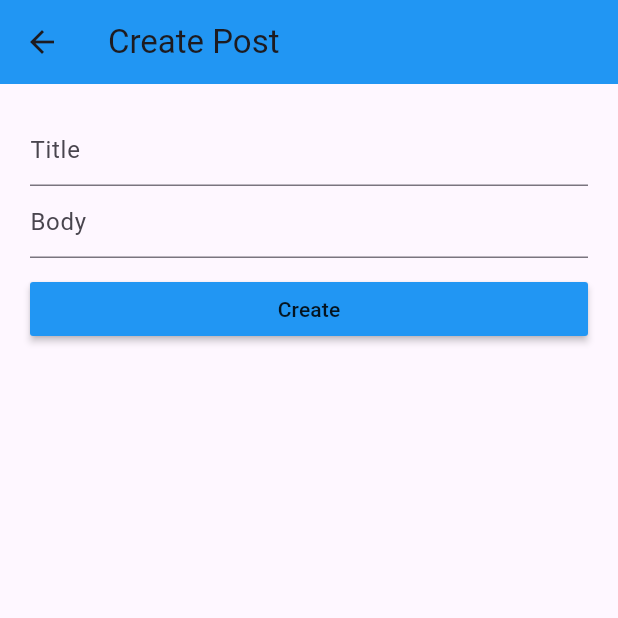
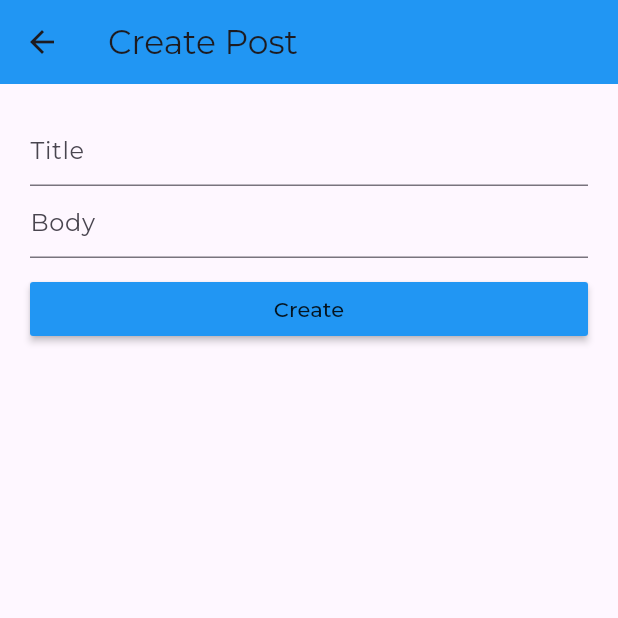
Before and after one commit to akhrorovv/state-management-GetX, a Flutter app: the screen it shows after launch, after a tap on the "add" icon, on a phone screen of 412 x 824 dp, the top half of it. Run offline on Flutter 3.47's test engine with Material 3 defaults, Android fonts, the phone set to English and light mode, and no system bars; our stand-ins replace flutter_slidable, get, google_fonts, logger; network calls fail.

Commit message:
some changes implemented

```diff
--- a/lib/controllers/create_controller.dart
+++ b/lib/controllers/create_controller.dart
@@ -8,16 +8,22 @@ import 'package:getx/services/log_service.dart';
 class CreateController extends GetxController {
   final TextEditingController titleController = TextEditingController();
   final TextEditingController bodyController = TextEditingController();
+  bool isLoading = true;
 
   createPost() async {
     String title = titleController.text.toString().trim();
     String body = bodyController.text.toString().trim();
     Post post = Post(userId: 1, title: title, body: body);
 
+    isLoading = true;
+    update();
+
     var response =
         await Network.POST(Network.API_POST_CREATE, Network.paramsCreate(post));
     LogService.d(response!);
     PostRes postRes = Network.parsePostRes(response);
+    isLoading = false;
+    update();
     backToFinish();
   }
 
--- a/lib/controllers/home_controller.dart
+++ b/lib/controllers/home_controller.dart
@@ -13,10 +13,9 @@ class HomeController extends GetxController {
     isLoading = true;
     update();
 
-    var response =
-        await Network.GET(Network.API_POST_LIST, Network.paramsEmpty());
-    LogService.d(response!);
-    List<Post> postList = Network.parsePostList(response);
+    var response = await Network.GET(Network.API_POST_LIST, Network.paramsEmpty());
+    // LogService.d(response!);
+    List<Post> postList = Network.parsePostList(response!);
 
     posts = postList;
     isLoading = false;
--- a/lib/main.dart
+++ b/lib/main.dart
@@ -2,6 +2,7 @@ import 'package:flutter/material.dart';
 import 'package:get/get_navigation/src/root/get_material_app.dart';
 import 'package:getx/config/root_binding.dart';
 import 'package:getx/pages/home_page.dart';
+import 'package:google_fonts/google_fonts.dart';
 
 void main() {
   runApp(const MyApp());
@@ -17,7 +18,9 @@ class MyApp extends StatelessWidget {
       debugShowCheckedModeBanner: false,
       title: 'Flutter Demo',
       theme: ThemeData(
-        colorScheme: ColorScheme.fromSeed(seedColor: Colors.deepPurple),
+        textTheme: GoogleFonts.montserratTextTheme(
+          Theme.of(context).textTheme,
+        ),
         useMaterial3: true,
       ),
       home: HomePage(),
--- a/lib/pages/home_page.dart
+++ b/lib/pages/home_page.dart
@@ -1,8 +1,6 @@
 import 'package:flutter/material.dart';
-import 'package:flutter_slidable/flutter_slidable.dart';
 import 'package:get/get.dart';
 import 'package:getx/controllers/home_controller.dart';
-import 'package:getx/models/post_model.dart';
 import 'package:getx/views/item_of_post.dart';
 
 class HomePage extends StatefulWidget {
@@ -25,9 +23,11 @@ class _HomePageState extends State<HomePage> {
   @override
   Widget build(BuildContext context) {
     return Scaffold(
+      backgroundColor: Colors.grey[200],
       appBar: AppBar(
-        backgroundColor: Colors.blue,
-        title: const Text("Networking"),
+        backgroundColor: Colors.grey[200],
+        title: const Text("GetX"),
+        centerTitle: true,
       ),
       body: GetBuilder<HomeController>(
         builder: (homeController) {
@@ -38,8 +38,11 @@ class _HomePageState extends State<HomePage> {
                 child: ListView.builder(
                   itemCount: homeController.posts.length,
                   itemBuilder: (ctx, index) {
-                    return itemOfPost(
-                        homeController.posts[index], homeController);
+                    return Container(
+                      padding: EdgeInsets.only(bottom: 10),
+                      child: itemOfPost(
+                          homeController.posts[index], homeController),
+                    );
                   },
                 ),
               ),
--- a/pubspec.yaml
+++ b/pubspec.yaml
@@ -15,6 +15,7 @@ dependencies:
   logger: ^1.1.0
   flutter_slidable: ^3.0.1
   get: ^4.6.6
+  google_fonts: 6.2.0
 
 dev_dependencies:
   flutter_test:
```
Also changed, not shown: lib/views/item_of_post.dart (+10 -2 lines), pubspec.lock, 1 other file.
